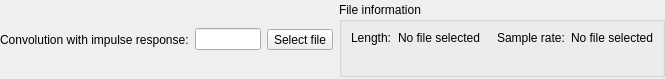
kaanaldemir/EqAPO64_with_VST3_support, file Editor/guis/ConvolutionFilterGUI.ui: the form before one commit.
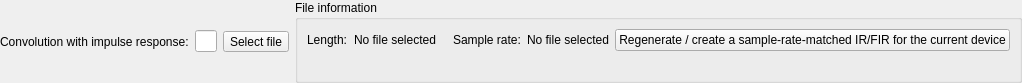
The form after the commit. Icons and pictures are not drawn. Custom widgets are drawn as their Qt base class.

Commit message: ## Audio Tools And Convolution Update - June 3, 2026 (Exp Branch)

The edit to the form file:
```diff
--- a/Editor/guis/ConvolutionFilterGUI.ui
+++ b/Editor/guis/ConvolutionFilterGUI.ui
@@ -13,7 +13,7 @@
   <property name="windowTitle">
    <string notr="true"/>
   </property>
-  <layout class="QGridLayout" name="gridLayout" columnstretch="0,0,0,0,1">
+  <layout class="QGridLayout" name="gridLayout" columnstretch="0,1,0,0">
    <property name="leftMargin">
     <number>0</number>
    </property>
@@ -37,19 +37,6 @@
      </property>
     </widget>
    </item>
-   <item row="0" column="4">
-    <spacer name="horizontalSpacer">
-     <property name="orientation">
-      <enum>Qt::Horizontal</enum>
-     </property>
-     <property name="sizeHint" stdset="0">
-      <size>
-       <width>123</width>
-       <height>1</height>
-      </size>
-     </property>
-    </spacer>
-   </item>
    <item row="0" column="0">
     <widget class="QLabel" name="convolutionLabel">
      <property name="text">
@@ -87,7 +74,7 @@
         </property>
        </widget>
       </item>
-      <item row="1" column="0" colspan="5">
+      <item row="1" column="0" colspan="6">
        <widget class="QLabel" name="labelError">
         <property name="palette">
          <palette>
@@ -131,6 +118,16 @@
         </property>
        </widget>
       </item>
+      <item row="0" column="5">
+       <widget class="QPushButton" name="matchSampleRatePushButton">
+        <property name="toolTip">
+         <string>Extract the loaded IR/FIR magnitude response and regenerate a sample-rate-matched FIR for the current audio device.</string>
+        </property>
+        <property name="text">
+         <string>Regenerate / create a sample-rate-matched IR/FIR for the current device</string>
+        </property>
+       </widget>
+      </item>
       <item row="0" column="0">
        <widget class="QLabel" name="labelLength">
         <property name="text">
```
The commit also changes 47 other files.
